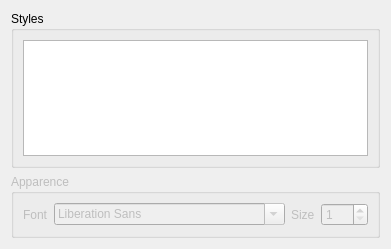
The window that styleeditor.ui (Subtivals/subtivals) describes before a commit, drawn with Qt 5.
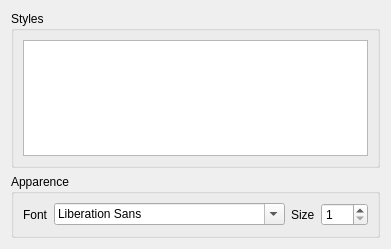
The same window after the commit.

Commit message: Apply automatically and reset restores backups (refs #52)

What changed in the file:
```diff
--- a/styleeditor.ui
+++ b/styleeditor.ui
@@ -29,7 +29,7 @@
    <item row="1" column="0">
     <widget class="QGroupBox" name="groupFont">
      <property name="enabled">
-      <bool>false</bool>
+      <bool>true</bool>
      </property>
      <property name="title">
       <string>Apparence</string>
```
Left out of the diff: 6 changed lines with no effect on the pictures. The commit also changes 2 other files.
